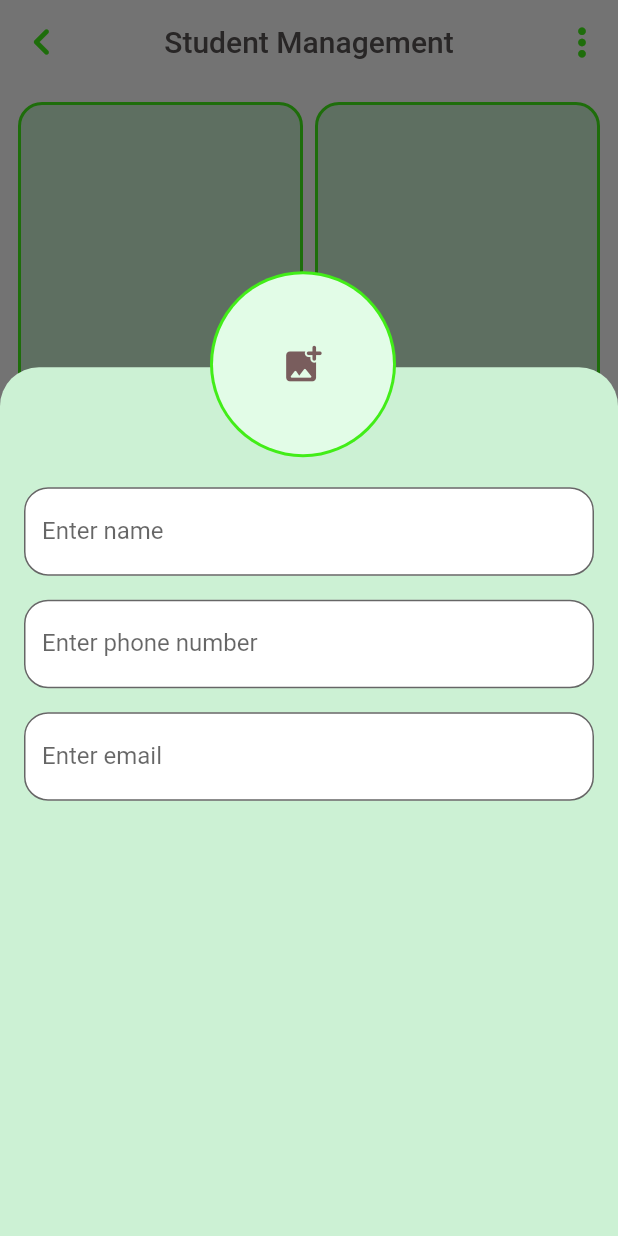
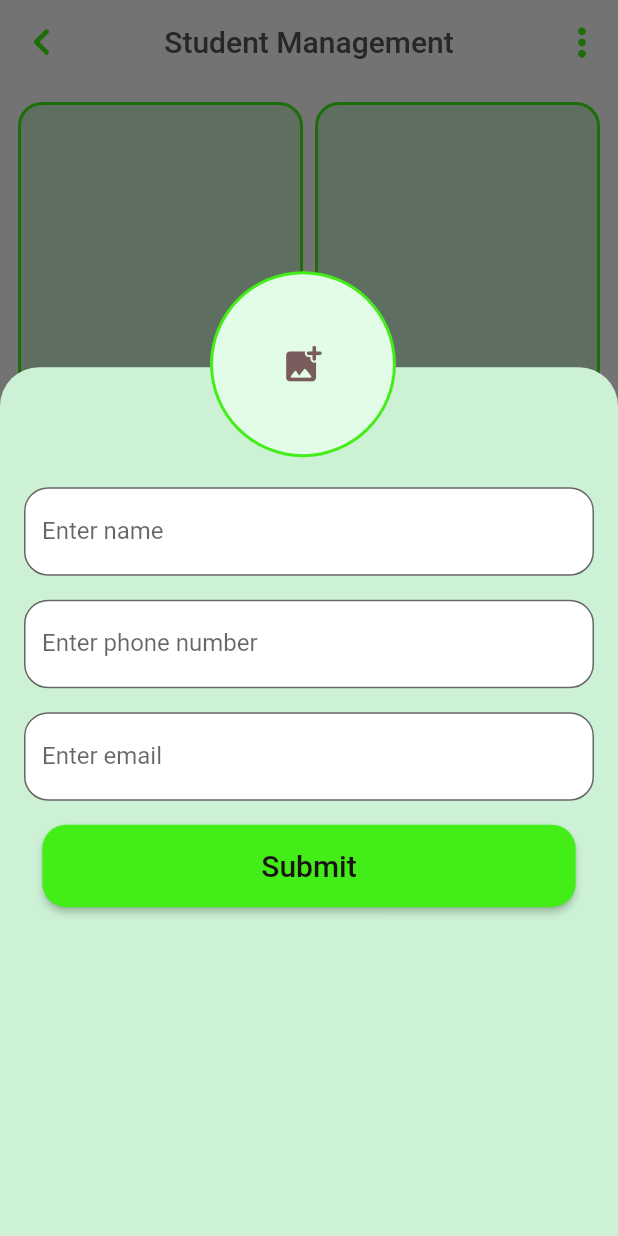
Before and after one commit to marufrobin/firebase_practice, a Flutter app: the screen it shows after launch, after a tap on the "add" icon, on a phone screen of 412 x 824 dp. Run offline on Flutter 3.47's test engine with Material 2 defaults, Android fonts, the phone set to English and light mode, and no system bars; our stand-ins replace cloud_firestore, firebase_core; accounts and stored records are empty.

Commit message:
submit button added..

```diff
--- a/lib/pages/dashboard.dart
+++ b/lib/pages/dashboard.dart
@@ -95,6 +95,23 @@ class _DashBoardState extends State<DashBoard> {
                     buildTextField(_phoneControll, "Enter phone number"),
                     SizedBox(height: 16),
                     buildTextField(_emailControll, "Enter email"),
+                    SizedBox(height: 16),
+                    ElevatedButton(
+                        style: ButtonStyle(
+                            shape: MaterialStateProperty.all(
+                                RoundedRectangleBorder(
+                                    borderRadius: BorderRadius.circular(16))),
+                            backgroundColor:
+                                MaterialStateProperty.all(Color(0xff42ED18))),
+                        onPressed: () {},
+                        child: Container(
+                            margin: EdgeInsets.symmetric(
+                                horizontal: 130, vertical: 16),
+                            child: Text(
+                              "Submit",
+                              style: TextStyle(
+                                  fontSize: 20, color: Color(0xff1B1313)),
+                            )))
                   ],
                 ),
               ),
```
